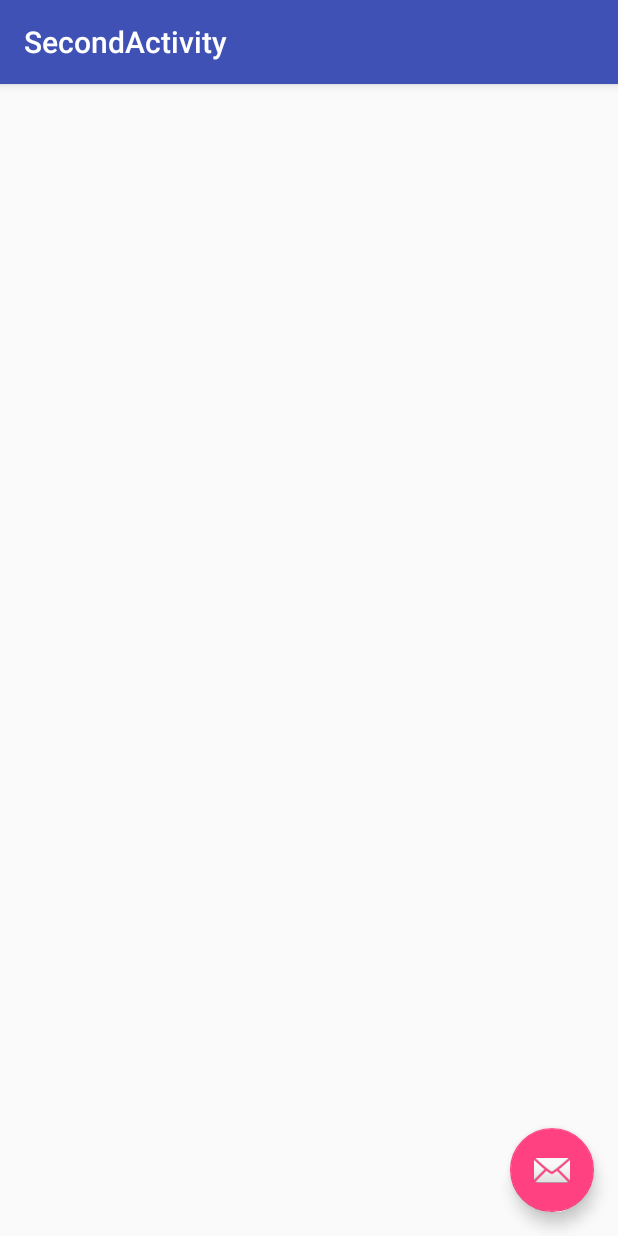
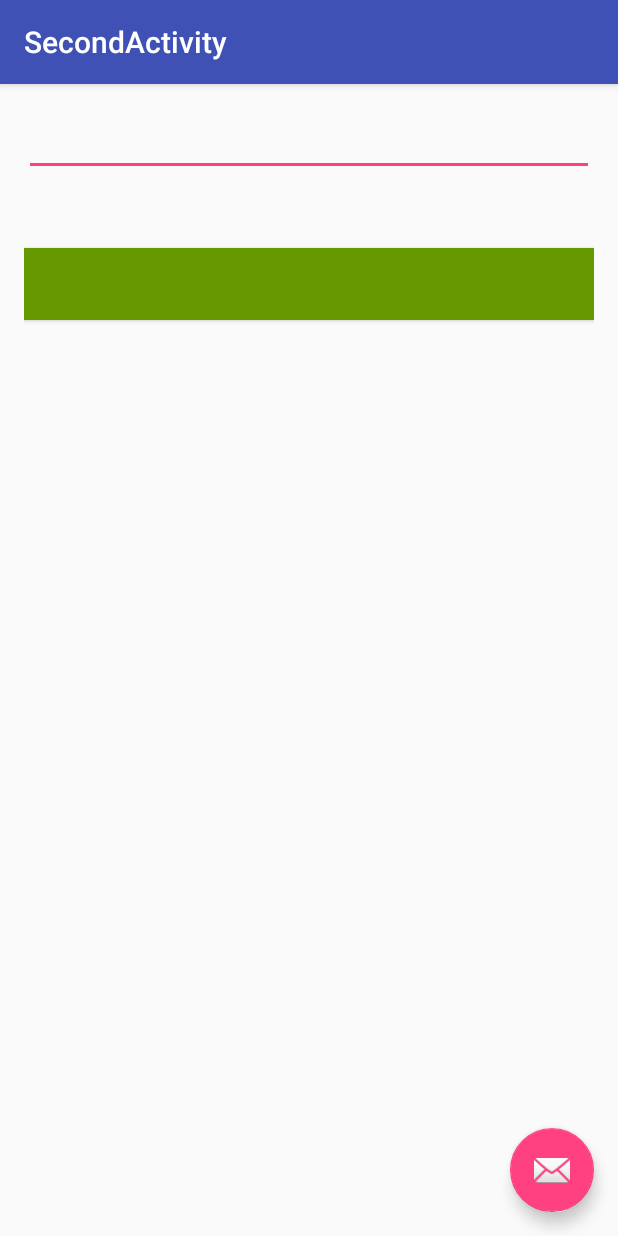
Before and after one commit to VickyPatel/VolleyCache, an Android app: the SecondActivity screen opened directly, with no data from a screen before it, on a phone screen of 412 x 824 dp. Run offline under Robolectric (Android 15) with nearby library versions, the phone set to English and light mode, and no system bars; our stand-ins replace Volley; network calls fail.

```diff
--- /dev/null
+++ b/app/src/main/java/vickypatel/ca/volleycache/RequestHandler.java
@@ -0,0 +1,16 @@
+package vickypatel.ca.volleycache;
+
+import com.android.volley.Cache;
+import com.android.volley.Network;
+import com.android.volley.RequestQueue;
+import com.android.volley.ResponseDelivery;
+
+/**
+ * Created by VickyPatel on 2016-01-19.
+ */
+public class RequestHandler extends RequestQueue {
+
+    public RequestHandler(Cache cache, Network network, int threadPoolSize, ResponseDelivery delivery) {
+        super(cache, network, threadPoolSize, delivery);
+    }
+}
--- a/app/src/main/java/vickypatel/ca/volleycache/SecondActivity.java
+++ b/app/src/main/java/vickypatel/ca/volleycache/SecondActivity.java
@@ -24,7 +24,8 @@ public class SecondActivity extends AppCompatActivity {
 
         String data = getIntent().getStringExtra("data");
         System.out.println("hello");
-        System.out.println(data);
+        System.out.println(data + " data");
+        System.out.println("some more data added to check git branch");
 
         TextView textView = (TextView) findViewById(R.id.text2);
 
--- /dev/null
+++ b/app/src/main/res/drawable/button_background.xml
@@ -0,0 +1,8 @@
+<?xml version="1.0" encoding="utf-8"?>
+<selector xmlns:android="http://schemas.android.com/apk/res/android">
+
+    <item android:state_enabled="false" android:drawable="@android:color/holo_blue_dark" />
+    <item android:state_pressed="true"  android:drawable="@android:color/holo_blue_dark" />
+    <item android:state_checked="true"  android:drawable="@android:color/holo_red_light" />
+    <item                               android:drawable="@android:color/holo_green_dark" />
+</selector>
--- /dev/null
+++ b/app/src/main/res/drawable/ripple_background.xml
@@ -0,0 +1,12 @@
+<?xml version="1.0" encoding="utf-8"?>
+<ripple xmlns:android="http://schemas.android.com/apk/res/android"
+    xmlns:tools="http://schemas.android.com/tools"
+    android:color="#f816a463"
+    tools:targetApi="lollipop">
+    <item android:id="@android:id/mask">
+        <shape android:shape="rectangle">
+
+            <solid android:color="#f816a463" />
+        </shape>
+    </item>
+</ripple>
--- a/app/src/main/res/layout/content_second.xml
+++ b/app/src/main/res/layout/content_second.xml
@@ -15,4 +15,37 @@
         android:layout_width="match_parent"
         android:layout_height="match_parent"
         android:textSize="18sp"/>
+
+    <EditText
+        android:layout_width="match_parent"
+        android:layout_height="wrap_content"
+        android:inputType="textMultiLine"
+        android:ems="10"
+        android:maxHeight="100dp"
+        android:id="@+id/editText"
+        android:layout_alignParentTop="true"
+        android:layout_alignParentRight="true"
+        android:layout_alignParentEnd="true" />
+
+    <Button
+        android:id="@+id/button"
+        android:layout_width="match_parent"
+        android:layout_height="wrap_content"
+        android:layout_below="@+id/editText"
+        android:layout_alignParentRight="true"
+        android:background="@drawable/ripple_background"
+        android:layout_alignParentEnd="true"/>
+
+
+    <Button
+        android:id="@+id/button1"
+        android:layout_width="match_parent"
+        android:layout_height="wrap_content"
+        android:layout_below="@+id/button"
+        android:layout_alignParentRight="true"
+        android:background="@drawable/button_background"
+        android:layout_alignParentEnd="true"/>
+
+
+
 </RelativeLayout>
```
